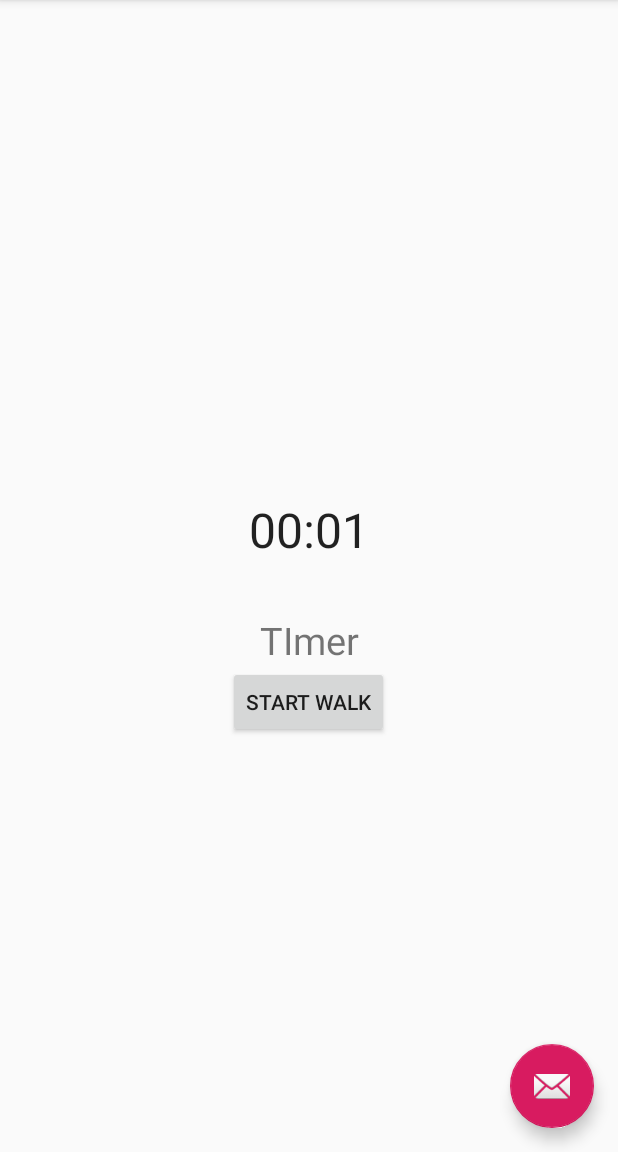
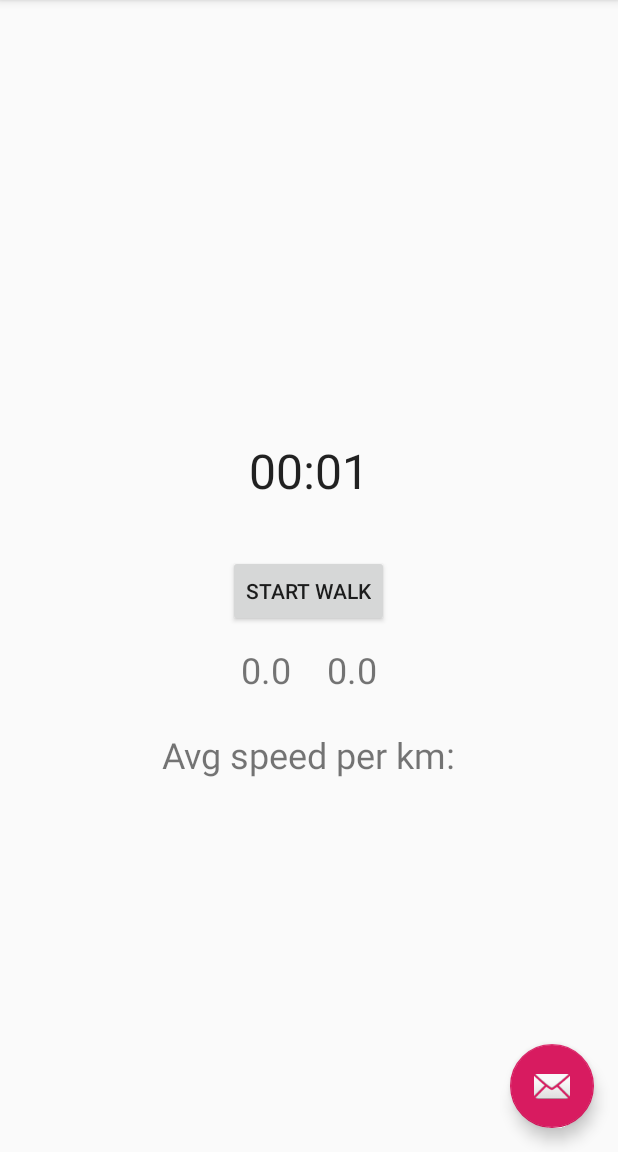
Before and after one commit to Droidverine/WatchYouSteps, an Android app: the screen it shows after launch (MainActivity), after a tap on "STOP WALK", on a phone screen of 412 x 824 dp, the part 84-1236 px from its top. Run offline under Robolectric (Android 15) with nearby library versions, the phone set to English and light mode, and no system bars; 1 other tap on this screen came first.

Commit message:
Bracket 3 Partially completed, Log of each run are being calculated accurately.

```diff
--- a/app/src/main/java/com/droidverine/watchyousteps/MainActivity.java
+++ b/app/src/main/java/com/droidverine/watchyousteps/MainActivity.java
@@ -17,6 +17,7 @@ import androidx.annotation.NonNull;
 import androidx.appcompat.app.AlertDialog;
 import androidx.appcompat.app.AppCompatActivity;
 import androidx.appcompat.widget.Toolbar;
+
 import android.os.SystemClock;
 import android.util.Log;
 import android.view.View;
@@ -25,23 +26,29 @@ import android.view.MenuItem;
 import android.widget.Button;
 import android.widget.Chronometer;
 import android.widget.TextView;
+
 import java.io.BufferedWriter;
 import java.io.File;
 import java.io.FileWriter;
 import java.io.IOException;
 import java.util.Calendar;
 import java.util.Date;
+import java.util.Timer;
+import java.util.TimerTask;
 
 
 public class MainActivity extends AppCompatActivity {
     private LocationManager locationManager;
     LocationListener locationListener;
-    Chronometer chronometer;
+    Chronometer chronometer, chronometerkm;
     String langlong;
-    TextView lc;
+    TextView lc, TxttotalRun, Txtavgspeed, Txtavgspeedperkm;
+    long eachkm;
+    Double elapsed;
     Button btnstart, btnstop;
     static double distanceInMetres;
     static Location lastLocation = null;
+    long millistart, millisend;
 
     //Distance to km= distance * 1000
     //Avg speed= distance/time.
@@ -52,9 +59,12 @@ public class MainActivity extends AppCompatActivity {
         Toolbar toolbar = findViewById(R.id.toolbar);
         lc = findViewById(R.id.locationttxt);
         setSupportActionBar(toolbar);
+        chronometerkm = findViewById(R.id.chronometerperkm);
         chronometer = findViewById(R.id.chronometer);
         btnstart = findViewById(R.id.btnstart);
         btnstop = findViewById(R.id.btnstop);
+        TxttotalRun = findViewById(R.id.txttotalrun);
+        Txtavgspeed = findViewById(R.id.txtavgspeed);
         locationListener = LocServices();
         btnstop.setVisibility(View.GONE);
 
@@ -65,11 +75,14 @@ public class MainActivity extends AppCompatActivity {
             @Override
             public void onClick(View view) {
                 if (locationManager != null) {
-                    locationManager.requestLocationUpdates("gps", 0, 100, locationListener);
+                    locationManager.requestLocationUpdates("gps", 5000, 0, locationListener);
                     btnstart.setVisibility(View.GONE);
                     btnstop.setVisibility(View.VISIBLE);
                     chronometer.setBase(SystemClock.elapsedRealtime());
                     chronometer.start();
+                    millistart = System.currentTimeMillis();
+                    //  Date dt = new Date(dtMili);
+                    Log.d("GetTime", "" + (millistart));
                 }
 
             }
@@ -79,23 +92,30 @@ public class MainActivity extends AppCompatActivity {
             @Override
             public void onClick(View view) {
                 if (locationManager != null) {
+                    chronometerkm.start();
                     locationManager.removeUpdates(locationListener);
                     // locationManager = null;
                     lc.setText("");
                     btnstop.setVisibility(View.GONE);
                     btnstart.setVisibility(View.VISIBLE);
-                    Double elapsed = Double.valueOf(SystemClock.elapsedRealtime() - chronometer.getBase());
+                    elapsed = Double.valueOf(SystemClock.elapsedRealtime() - chronometer.getBase());
+                    //Distance to km= distance * 1000
                     Double avghr = ((elapsed / 1000) / 3600);
                     Log.d("chrono Second", "" + (elapsed / 1000));
                     Log.d("chrono hour", "" + avghr);
                     Log.d("chrono distance in km", "" + distanceInMetres / 1000);
-
+                    //Avg speed= distanceinkm/timeinhr.
+                    Double avgspeed = (distanceInMetres / 1000) / avghr;
+                    Log.d("chrono speed", "" + avgspeed);
                     Date currentTime = Calendar.getInstance().getTime();
                     File f = new File(getFilesDir(), currentTime + ".txt");
+
                     try {
                         BufferedWriter bw = new BufferedWriter(new FileWriter(f));
-                        bw.write("Date and Time \t" + currentTime+"\n");
+                        bw.write("Date and Time \t" + currentTime + "\n");
                         bw.write("Distance Travelled \t" + distanceInMetres / 1000 + "\n");
+                        bw.write("Avg Speed \t" + avgspeed);
+
                         bw.write("Time Elapsed \t" + avghr);
 
                         Log.d("ZALA", "GHE");
@@ -103,6 +123,9 @@ public class MainActivity extends AppCompatActivity {
                     } catch (IOException e) {
                         e.printStackTrace();
                     }
+                    TxttotalRun.setText("" + distanceInMetres / 1000);
+                    Txtavgspeed.setText("" + avgspeed);
+
                     distanceInMetres = 0;
 
                     chronometer.stop();
@@ -173,12 +196,31 @@ public class MainActivity extends AppCompatActivity {
             @Override
             public void onLocationChanged(Location location) {
                 langlong = String.valueOf(location.getLatitude());
+                Log.d("loc", "currentloc " + location);
+                Log.d("loc", "locationali " + lastLocation);
 
 
-                if (lastLocation != null && lastLocation != location) {
+                if (lastLocation != null) {
                     distanceInMetres += location.distanceTo(lastLocation);
-                    Log.d("loc", "locationali" + distanceInMetres);
+                    Log.d("loc", "locationali " + distanceInMetres);
+                    eachkm = Math.round(distanceInMetres / 1000);
+                    //to get every km
+                    if (distanceInMetres >= 1000) {
+                        Log.d("km complete", " km complete");
+                        eachkm = 0;
+                        millisend = System.currentTimeMillis();
+                        //  Date dt = new Date(dtMili);
+                        elapsed = Double.valueOf(SystemClock.elapsedRealtime() - chronometer.getBase());
+
+                        Log.d("GetTime", "" + 1/(millisend - millistart) / 1000);
+                      //  Log.d("GetTime", "" + elapsed / 1000);
+                        // Log.d("chrono per km hour", "" + avghr);
+                        // chronometerkm.stop();
+
+                    }
+
                     lc.setText("" + (distanceInMetres / 1000));
+
                 }
                 lastLocation = location;
 
@@ -199,6 +241,7 @@ public class MainActivity extends AppCompatActivity {
             public void onProviderDisabled(String s) {
                 if (s.equals(LocationManager.GPS_PROVIDER)) {
                     requestforgps();
+                    lastLocation=null;
                 }
 
 
@@ -226,5 +269,39 @@ public class MainActivity extends AppCompatActivity {
         alert.show();
     }
 
+    void Timermethod() {
+        Timer t = new Timer();
+        //Set the schedule function and rate
+        t.scheduleAtFixedRate(new TimerTask() {
+
+            @Override
+            public void run() {
+                runOnUiThread(new Runnable() {
+
+                    @Override
+                    public void run() {
+                        //TextView tv = (TextView) findViewById(R.id.main_timer_text);
+                        // tv.setText(String.valueOf(minutes)+":"+String.valueOf(seconds));
+                        //seconds -= 1;
+
+                        //    if(seconds == 0)
+                        //  {
+                        //    tv.setText(String.valueOf(minutes)+":"+String.valueOf(seconds));
+
+                        //  seconds=60;
+                        // minutes=minutes-1;
+
+                        //    }
+
+
+                    }
+
+                });
+            }
+
+        }, 0, 1000000);
+
+    }
+
 
 }
--- a/app/src/main/res/layout/content_main.xml
+++ b/app/src/main/res/layout/content_main.xml
@@ -14,24 +14,25 @@ android:gravity="center_vertical"
         android:layout_width="wrap_content"
         android:layout_height="wrap_content"
         android:textSize="32dp"
+        android:id="@+id/chronometerperkm"
+        android:visibility="gone"
+        android:layout_gravity="center"/>
+    <Chronometer
+        android:layout_width="wrap_content"
+        android:layout_height="wrap_content"
+        android:textSize="32dp"
         android:id="@+id/chronometer"
         android:layout_gravity="center"/>
+
    <TextView
        android:layout_width="match_parent"
        android:layout_height="wrap_content"
        android:textAlignment="center"
-       android:text="lavda"
+       android:text="Nothing Yet"
        android:textSize="25dp"
        android:id="@+id/locationttxt"
        android:layout_gravity="center"/>
-    <TextView
-        android:layout_width="match_parent"
-        android:layout_height="wrap_content"
-        android:textAlignment="center"
-        android:text="TImer"
-        android:textSize="25dp"
-        android:id="@+id/txttimer"
-        android:layout_gravity="center"/>
+
     <Button
         android:layout_width="wrap_content"
         android:layout_height="wrap_content"
@@ -46,6 +47,44 @@ android:gravity="center_vertical"
 
         android:layout_gravity="center"/>
 
+    <LinearLayout
+        android:layout_width="match_parent"
+        android:layout_height="wrap_content"
+        android:layout_gravity="bottom"
+        android:orientation="horizontal"
+        android:gravity="center">
+        <TextView
+            android:layout_width="wrap_content"
+            android:layout_height="wrap_content"
+            android:text="Km travelled:"
+            android:textSize="24sp"
+            android:id="@+id/txttotalrun"
+            android:layout_margin="12dp"/>
+        <TextView
+            android:layout_width="wrap_content"
+            android:layout_height="wrap_content"
+            android:text="Avg speed"
+            android:id="@+id/txtavgspeed"
+
+            android:textSize="24sp"
+            android:layout_margin="12dp"/>
+    </LinearLayout>
+    <LinearLayout
+        android:layout_width="match_parent"
+        android:layout_height="wrap_content"
+        android:layout_gravity="bottom"
+        android:orientation="horizontal"
+        android:gravity="center">
+        <TextView
+            android:layout_width="wrap_content"
+            android:layout_height="wrap_content"
+            android:id="@+id/txtavgspeedperkm"
+            android:text="Avg speed per km:"
+            android:textSize="24sp"
+            android:layout_margin="12dp"/>
+
+    </LinearLayout>
+
 
 
 </LinearLayout>
```
